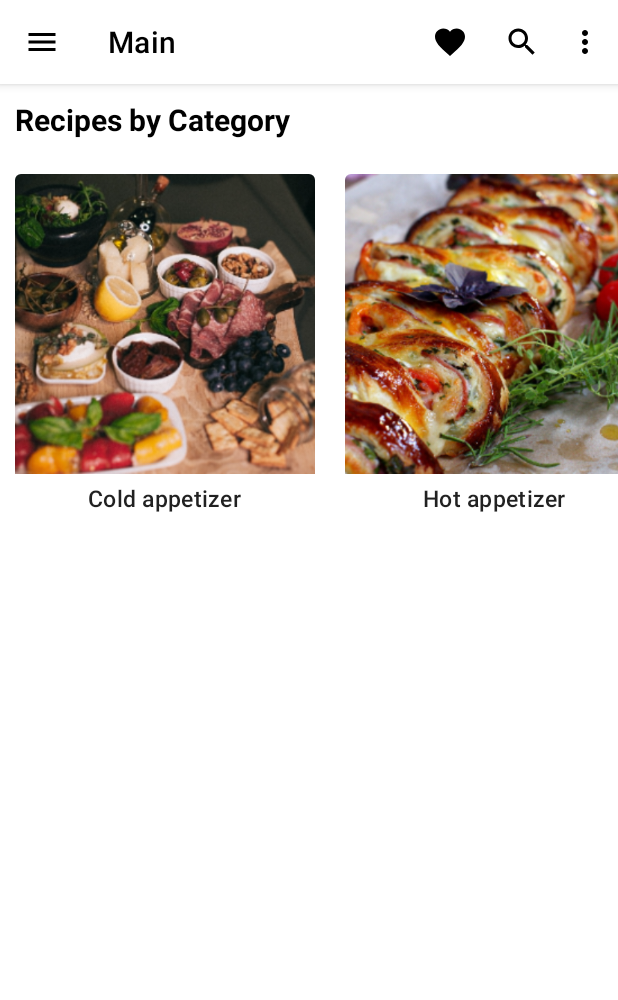
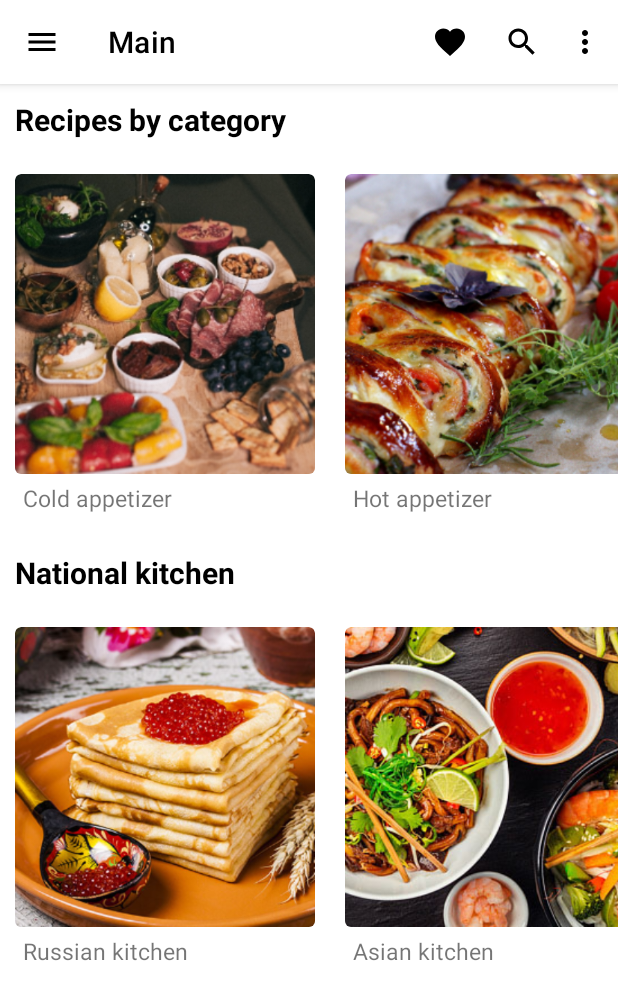
Before and after one commit to nedumay/-cookbook, an Android app: the MainMenuActivity screen opened directly, with no data from a screen before it, on a phone screen of 412 x 824 dp. Shown: the top 1000 px of the screen. Run offline under Robolectric (Android 15) with nearby library versions, the phone set to English and light mode, and no system bars; Roboto replaces fonts that are not available here.

Commit message:
add menu activity

```diff
--- a/app/src/main/java/com/example/cookbook/MainMenuActivity.kt
+++ b/app/src/main/java/com/example/cookbook/MainMenuActivity.kt
@@ -14,25 +14,38 @@ import com.google.android.material.appbar.MaterialToolbar
 
 class MainMenuActivity : AppCompatActivity() {
 
-    private val dataItem: ArrayList<DataItem> = ArrayList()
+    private val dataItemCat: ArrayList<DataItem> = ArrayList()
+    private val dataItemNat: ArrayList<DataItem> = ArrayList()
 
     override fun onCreate(savedInstanceState: Bundle?) {
 
         super.onCreate(savedInstanceState)
         setContentView(R.layout.activity_main_menu)
 
-        setInitialSavedState()
+        setInitialSavedStateCat()
+        setInitialSavedStateNat()
 
-        val recyclerView:RecyclerView = findViewById(R.id.recyclerView)
-        val recClickListener = object: onRecyclerClickListener{
+        val recyclerViewCat:RecyclerView = findViewById(R.id.recyclerView)
+        val recClickListenerCat = object: onRecyclerClickListener{
             override fun onClick(dataItem: DataItem, position: Int) {
                 when(position){
                     0 -> { Toast.makeText(applicationContext,"test1", Toast.LENGTH_SHORT).show() }
                 }
             }
         }
-        val adapter = RecyclerAdapter(this, dataItem, recClickListener)
-        recyclerView.adapter = adapter
+        val adapterCat = RecyclerAdapter(this, dataItemCat, recClickListenerCat)
+        recyclerViewCat.adapter = adapterCat
+
+        val recyclerViewNat: RecyclerView = findViewById(R.id.recyclerView2)
+        val recClickListenerNat = object: onRecyclerClickListener{
+            override fun onClick(dataItem: DataItem, position: Int) {
+                when(position){
+                    0 -> { Toast.makeText(applicationContext,"test1", Toast.LENGTH_SHORT).show() }
+                }
+            }
+        }
+        val adapterNat = RecyclerAdapter(this, dataItemNat, recClickListenerNat)
+        recyclerViewNat.adapter = adapterNat
 
         val topAppBar = findViewById<MaterialToolbar>(R.id.topAppBar)
         topAppBar.setNavigationOnClickListener {
@@ -59,16 +72,25 @@ class MainMenuActivity : AppCompatActivity() {
     }
 
 
-    private fun setInitialSavedState() {
-        dataItem.add(DataItem(R.string.сold_appetizern,R.drawable.ice_appetizer))
-        dataItem.add(DataItem(R.string.hot_appetizern,R.drawable.hot_appetizer))
-        dataItem.add(DataItem(R.string.second_dishes,R.drawable.seconds_dishes))
-        dataItem.add(DataItem(R.string.soup,R.drawable.soups))
-        dataItem.add(DataItem(R.string.salads,R.drawable.salads))
-        dataItem.add(DataItem(R.string.porridge,R.drawable.porridges))
-        dataItem.add(DataItem(R.string.dessert,R.drawable.desserts))
-        dataItem.add(DataItem(R.string.sauce,R.drawable.sauce))
-        dataItem.add(DataItem(R.string.drinks,R.drawable.drinks))
+    private fun setInitialSavedStateCat() {
+        dataItemCat.add(DataItem(R.string.сold_appetizern,R.drawable.ice_appetizer))
+        dataItemCat.add(DataItem(R.string.hot_appetizern,R.drawable.hot_appetizer))
+        dataItemCat.add(DataItem(R.string.second_dishes,R.drawable.seconds_dishes))
+        dataItemCat.add(DataItem(R.string.soup,R.drawable.soups))
+        dataItemCat.add(DataItem(R.string.salads,R.drawable.salads))
+        dataItemCat.add(DataItem(R.string.porridge,R.drawable.porridges))
+        dataItemCat.add(DataItem(R.string.dessert,R.drawable.desserts))
+        dataItemCat.add(DataItem(R.string.sauce,R.drawable.sauce))
+        dataItemCat.add(DataItem(R.string.drinks,R.drawable.drinks))
+    }
+
+    private fun setInitialSavedStateNat() {
+        dataItemNat.add(DataItem(R.string.russian_kitchen,R.drawable.russia))
+        dataItemNat.add(DataItem(R.string.asia_kitchen,R.drawable.asia))
+        dataItemNat.add(DataItem(R.string.europe_kitchen,R.drawable.europe))
+        dataItemNat.add(DataItem(R.string.kavkaz_kitchen,R.drawable.kavkaz))
+        dataItemNat.add(DataItem(R.string.vostok_kitchen,R.drawable.vostok))
+        dataItemNat.add(DataItem(R.string.mexico_kitchen,R.drawable.mexico))
     }
 
 }
--- a/app/src/main/res/layout/activity_main_menu.xml
+++ b/app/src/main/res/layout/activity_main_menu.xml
@@ -55,5 +55,28 @@
         app:layout_constraintVertical_bias="0.0"
          />
 
+    <TextView
+        android:id="@+id/category_national"
+        style="@style/TitleTextMenu"
+        android:layout_width="match_parent"
+        android:layout_height="40dp"
+        android:layout_margin="10dp"
+        android:layout_marginTop="4dp"
+        android:text="@string/national_kitchen"
+        app:layout_constraintEnd_toEndOf="parent"
+        app:layout_constraintStart_toStartOf="parent"
+        app:layout_constraintTop_toBottomOf="@+id/recyclerView"
+        tools:ignore="InvalidId" />
+
+    <androidx.recyclerview.widget.RecyclerView
+        android:id="@+id/recyclerView2"
+        android:layout_width="match_parent"
+        android:layout_height="wrap_content"
+        android:orientation="horizontal"
+        app:layoutManager="androidx.recyclerview.widget.LinearLayoutManager"
+        app:layout_constraintEnd_toEndOf="parent"
+        app:layout_constraintTop_toBottomOf="@+id/category_national"
+        tools:listitem="@layout/list_item" />
+
 
 </androidx.constraintlayout.widget.ConstraintLayout>
--- a/app/src/main/res/layout/list_item.xml
+++ b/app/src/main/res/layout/list_item.xml
@@ -23,6 +23,14 @@
             android:orientation="vertical">
 
             <!-- Media -->
+            <com.google.android.material.card.MaterialCardView
+                android:id="@+id/card_image"
+                android:layout_width="match_parent"
+                android:layout_height="wrap_content"
+                app:strokeWidth="0dp"
+                app:cardElevation="0dp"
+                app:strokeColor="@color/stroke_color"
+                tools:ignore="MissingConstraints">
                 <ImageView
                     android:id="@+id/img_view"
                     android:layout_width="200dp"
@@ -30,6 +38,7 @@
                     android:scaleType="centerCrop"
                     />
 
+            </com.google.android.material.card.MaterialCardView>
             <LinearLayout
                 android:layout_width="match_parent"
                 android:layout_height="wrap_content"
@@ -43,8 +52,6 @@
                     android:layout_height="wrap_content"
                     android:text="@string/recept_category"
                     android:textSize="15sp"
-                    android:layout_gravity="center"
-                    android:textAppearance="?attr/textAppearanceHeadline6"
                     />
 
             </LinearLayout>
--- a/app/src/main/res/values/strings.xml
+++ b/app/src/main/res/values/strings.xml
@@ -13,7 +13,8 @@
     <string name="name">Name</string>
     <string name="sign_up">Sign up</string>
     <string name="police">By signing up, you agree to programs terms of service and privacy policy.</string>
-    <string name="recept_category">Recipes by Category</string>
+    <string name="recept_category">Recipes by category</string>
+    <string name="national_kitchen">National kitchen</string>
 
     <!-- Recipes by Category -->
     <string name="сold_appetizern">Cold appetizer</string>
@@ -25,5 +26,12 @@
     <string name="sauce">Sauce</string>
     <string name="salads">Salads</string>
     <string name="drinks">Drinks</string>
+    <!-- National Kitchen -->
+    <string name="russian_kitchen">Russian kitchen</string>
+    <string name="asia_kitchen">Asian kitchen</string>
+    <string name="europe_kitchen">European kitchen</string>
+    <string name="kavkaz_kitchen">Caucasian kitchen</string>
+    <string name="vostok_kitchen">Eastern kitchen</string>
+    <string name="mexico_kitchen">Mexican kitchen</string>
 
 </resources>
```
Also changed, not shown: 1 other file. Lines whose indentation alone changed are shown as unchanged.
